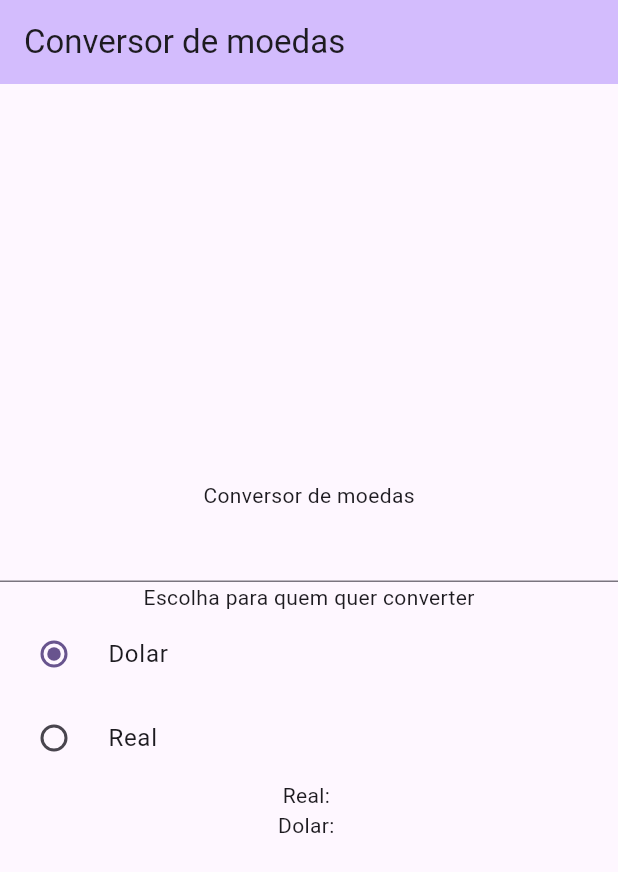
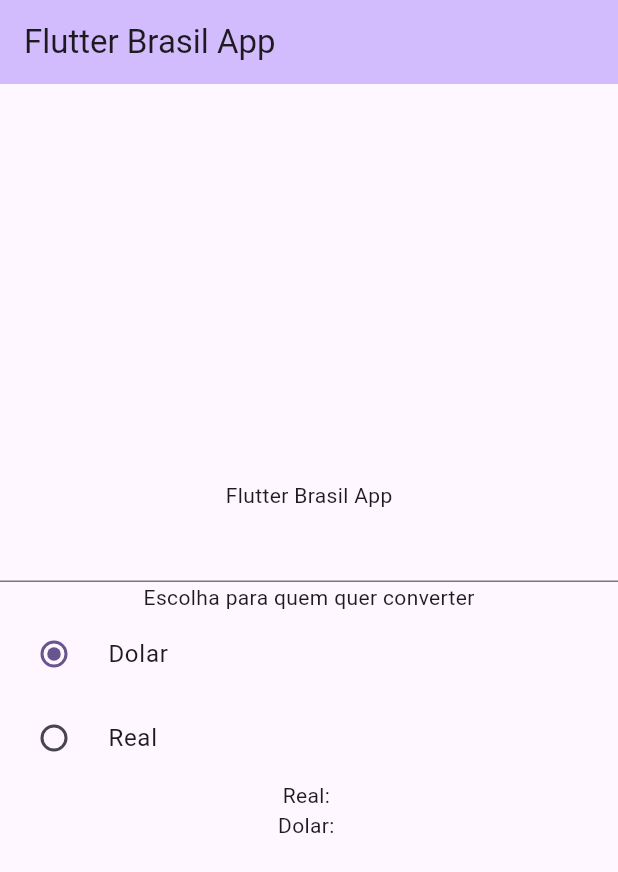
Before and after one commit to brasilflutter/workflow, a Flutter app: the screen it shows after launch, on a phone screen of 412 x 824 dp. Shown: the top 872 px of the screen. Run offline on Flutter 3.47's test engine with Material 3 defaults, Android fonts, the phone set to English and light mode, and no system bars; our stand-ins replace dio.

```diff
--- a/lib/main.dart
+++ b/lib/main.dart
@@ -13,12 +13,12 @@ class MyApp extends StatelessWidget {
   @override
   Widget build(BuildContext context) {
     return MaterialApp(
-      title: 'Conversor de moedas',
+      title: 'Flutter Brasil App',
       theme: ThemeData(
         colorScheme: ColorScheme.fromSeed(seedColor: Colors.deepPurple),
         useMaterial3: true,
       ),
-      home: const MyHomePage(title: 'Conversor de moedas'),
+      home: const MyHomePage(title: 'Flutter Brasil App'),
     );
   }
 }
@@ -93,7 +93,7 @@ class _MyHomePageState extends State<MyHomePage> {
           mainAxisAlignment: MainAxisAlignment.center,
           children: <Widget>[
             Center(
-              child: Text('Conversor de moedas'),
+              child: Text('Flutter Brasil App'),
             ),
             TextFormField(
               controller: txtCurrency,
--- a/pubspec.yaml
+++ b/pubspec.yaml
@@ -16,7 +16,7 @@ publish_to: 'none' # Remove this line if you wish to publish to pub.dev
 # https://developer.apple.com/library/archive/documentation/General/Reference/InfoPlistKeyReference/Articles/CoreFoundationKeys.html
 # In Windows, build-name is used as the major, minor, and patch parts
 # of the product and file versions while build-number is used as the build suffix.
-version: 1.0.0+1
+version: 1.0.0+2
 
 environment:
   sdk: ^3.6.1
```
Also changed, not shown: pubspec.lock, 43 other files.
